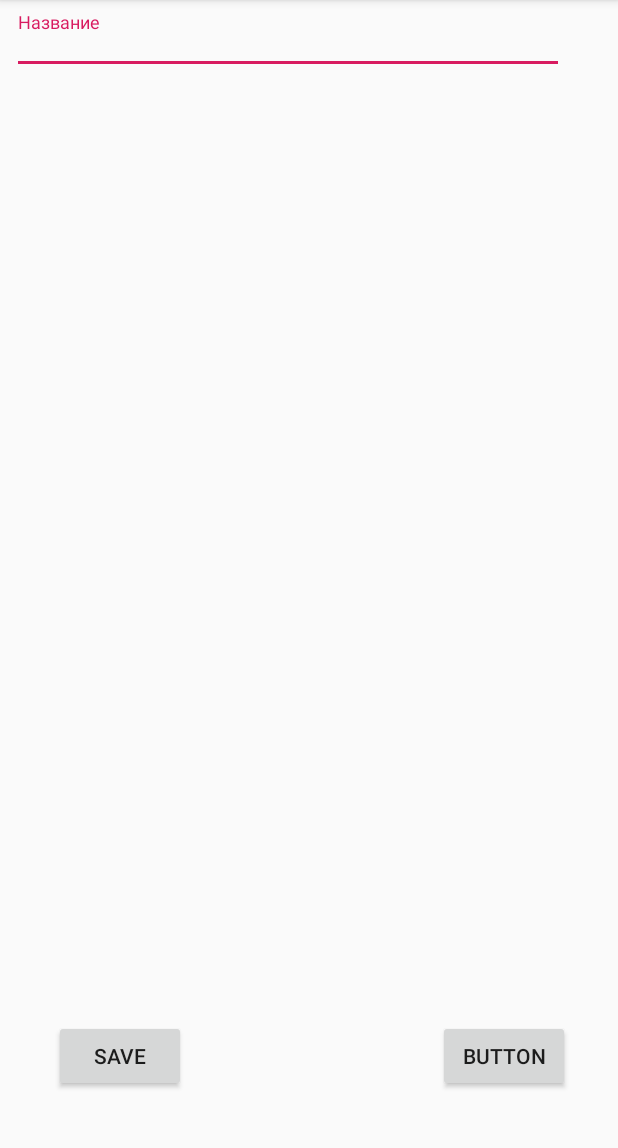
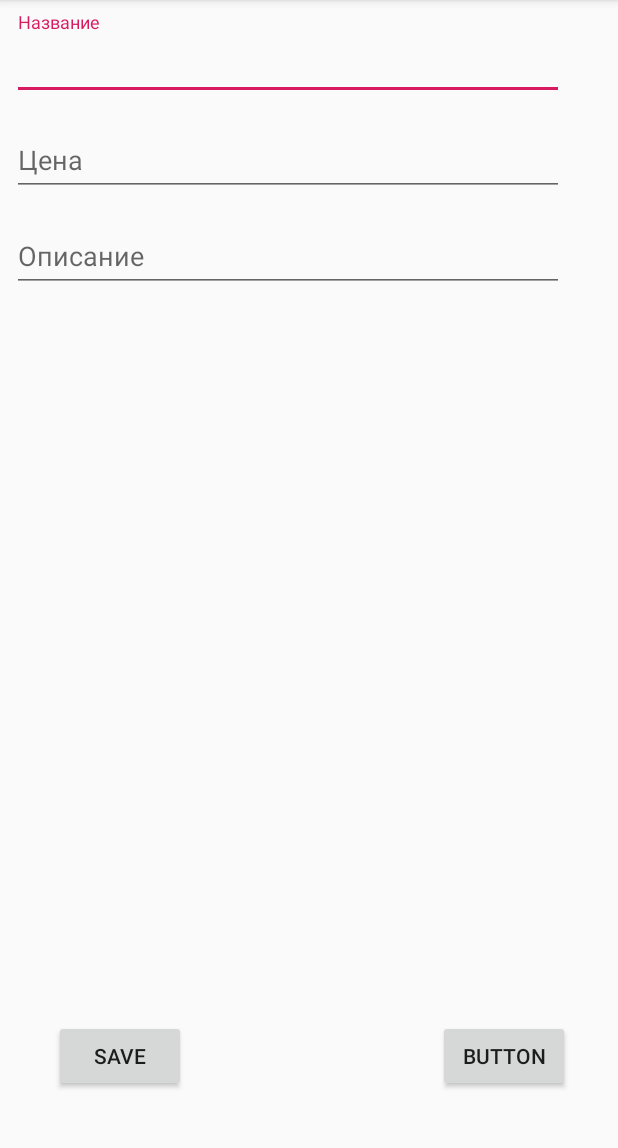
Before and after one commit to happinessfoot/WebApp2, an Android app: the ProductEditActivity screen opened directly, with no data from a screen before it, on a phone screen of 412 x 824 dp, the part 84-1232 px from its top. Run offline under Robolectric (Android 15) with nearby library versions, the phone set to English and light mode, and no system bars.

Commit message:
Edit product layouts add

```diff
--- a/app/src/main/java/com/example/rusli_000/webapp/ProductEditActivity.java
+++ b/app/src/main/java/com/example/rusli_000/webapp/ProductEditActivity.java
@@ -2,6 +2,7 @@ package com.example.rusli_000.webapp;
 
 import android.content.Intent;
 import android.os.AsyncTask;
+import android.support.design.widget.TextInputEditText;
 import android.support.design.widget.TextInputLayout;
 import android.support.v7.app.AppCompatActivity;
 import android.os.Bundle;
@@ -9,6 +10,10 @@ import android.util.Log;
 import android.view.View;
 import android.widget.Switch;
 import android.widget.TextView;
+
+import org.json.JSONArray;
+import org.json.JSONException;
+import org.json.JSONObject;
 
 import java.io.BufferedInputStream;
 import java.io.BufferedReader;
@@ -20,12 +25,16 @@ import java.net.HttpURLConnection;
 import java.net.MalformedURLException;
 import java.net.ProtocolException;
 import java.net.URL;
+import java.util.HashMap;
 
 public class ProductEditActivity extends AppCompatActivity {
 
     String resultJSON = "";
-    TextInputLayout name;
+    TextInputEditText name;
+    TextInputEditText price;
+    TextInputEditText description;
     TextView pid;
+    String pidText;
     @Override
     protected void onCreate(Bundle savedInstanceState) {
         super.onCreate(savedInstanceState);
@@ -33,7 +42,11 @@ public class ProductEditActivity extends AppCompatActivity {
         Intent intent = getIntent();
         pid = (TextView)findViewById(R.id.pid);
         pid.setText(intent.getStringExtra("pid"));
-        Log.d("PIDTEXT",pid.getText().toString());
+        pidText = pid.getText().toString();
+        name = (TextInputEditText) findViewById(R.id.name);
+        price = (TextInputEditText) findViewById(R.id.priceProduct);
+        description = (TextInputEditText) findViewById(R.id.descriptionProduct);
+        new GetProductDetails().execute();
 
     }
     public void OnButtonClick(View v)
@@ -49,23 +62,17 @@ public class ProductEditActivity extends AppCompatActivity {
     }
     class GetProductDetails extends AsyncTask<String,String,String>
     {
-        protected void OnPreExecute(){
-
-        }
         @Override
         protected String doInBackground(String[] params)
         {
-            runOnUiThread(new Runnable() {
-                @Override
-                public void run() {
-                        int success;
                         URL url = null;
                         StringBuilder result = new StringBuilder();
                         HttpURLConnection urlConnection = null;
                         try{
-                            url = new URL("https://ruslik2014.000webhostapp.com/get_product.php?pid="+R.id.pid);
-                            urlConnection.setRequestMethod("GET");
+                            url = new URL("https://ruslik2014.000webhostapp.com/get_product.php?pid="+pidText);
+
                         urlConnection = (HttpURLConnection) url.openConnection();
+                            //urlConnection.setRequestMethod("GET");
                             InputStream in = new BufferedInputStream(urlConnection.getInputStream());
 
 
@@ -76,25 +83,35 @@ public class ProductEditActivity extends AppCompatActivity {
                                 result.append(line);
                                 Log.d("EDIT", line);
                             }
-                        }catch (MalformedURLException e)
-                        {
-                            Log.d("EDIT",e.getMessage());
-                        }catch (ProtocolException e)
-                        {
-                            Log.d("EDIT",e.getMessage());
-                        }catch (IOException e)
+                            result.toString();
+                            resultJSON = result.toString();
+                        }catch (Exception e)
                         {
                             Log.d("EDIT",e.getMessage());
                         }
-                        resultJSON = result.toString();
+            urlConnection.disconnect();
 
-                }
-            });
+
+            Log.d("ResultJSON",resultJSON);
             return resultJSON;
         }
-        protected void OnPostExecute()
+        protected void onPostExecute(String result)
         {
+            Log.d("postExecute", "COME IN");
 
+            try {
+                JSONObject jsonObject = new JSONObject(resultJSON).getJSONArray("product").getJSONObject(0);
+                String productName = jsonObject.getString("name");
+                String priceName = jsonObject.getString("price");
+                String descriptionName = jsonObject.getString("description");
+                name.setText(productName);
+                price.setText(priceName);
+                description.setText(descriptionName);
+
+            }catch(JSONException e)
+            {
+                Log.d("JSONException",e.getMessage());
+            }
         }
     }
 }
--- a/app/src/main/res/layout/activity_product_edit.xml
+++ b/app/src/main/res/layout/activity_product_edit.xml
@@ -9,7 +9,7 @@
     <android.support.design.widget.TextInputLayout
         android:id="@+id/nameProduct"
         android:layout_width="368dp"
-        android:layout_height="41dp"
+        android:layout_height="wrap_content"
         android:layout_marginStart="8dp"
         android:layout_marginLeft="8dp"
         android:layout_marginTop="8dp"
@@ -20,7 +20,8 @@
             android:id="@+id/name"
             android:layout_width="match_parent"
             android:layout_height="wrap_content"
-            android:hint="@string/Название" />
+            android:hint="@string/Название"
+            android:textSize="20sp" />
     </android.support.design.widget.TextInputLayout>
 
     <Button
@@ -54,4 +55,37 @@
         android:visibility="gone"
         tools:layout_editor_absoluteX="8dp"
         tools:layout_editor_absoluteY="56dp" />
+
+    <android.support.design.widget.TextInputLayout
+        android:id="@+id/textInputLayout"
+        android:layout_width="368dp"
+        android:layout_height="wrap_content"
+        android:layout_marginStart="8dp"
+        android:layout_marginLeft="8dp"
+        android:layout_marginTop="8dp"
+        app:layout_constraintStart_toStartOf="parent"
+        app:layout_constraintTop_toBottomOf="@+id/nameProduct">
+
+        <android.support.design.widget.TextInputEditText
+            android:id="@+id/priceProduct"
+            android:layout_width="match_parent"
+            android:layout_height="wrap_content"
+            android:hint="Цена" />
+    </android.support.design.widget.TextInputLayout>
+
+    <android.support.design.widget.TextInputLayout
+        android:layout_width="368dp"
+        android:layout_height="wrap_content"
+        android:layout_marginStart="8dp"
+        android:layout_marginLeft="8dp"
+        android:layout_marginTop="8dp"
+        app:layout_constraintStart_toStartOf="parent"
+        app:layout_constraintTop_toBottomOf="@+id/textInputLayout">
+
+        <android.support.design.widget.TextInputEditText
+            android:id="@+id/descriptionProduct"
+            android:layout_width="match_parent"
+            android:layout_height="wrap_content"
+            android:hint="Описание" />
+    </android.support.design.widget.TextInputLayout>
 </android.support.constraint.ConstraintLayout>
```
